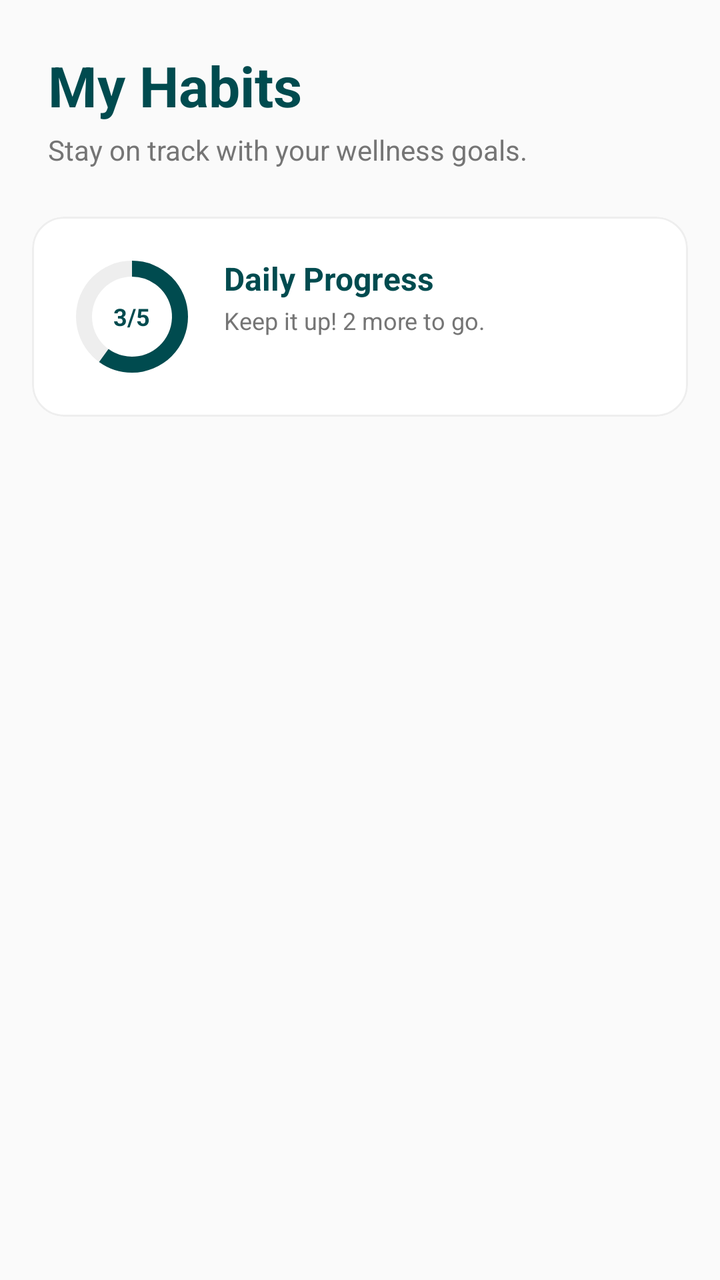
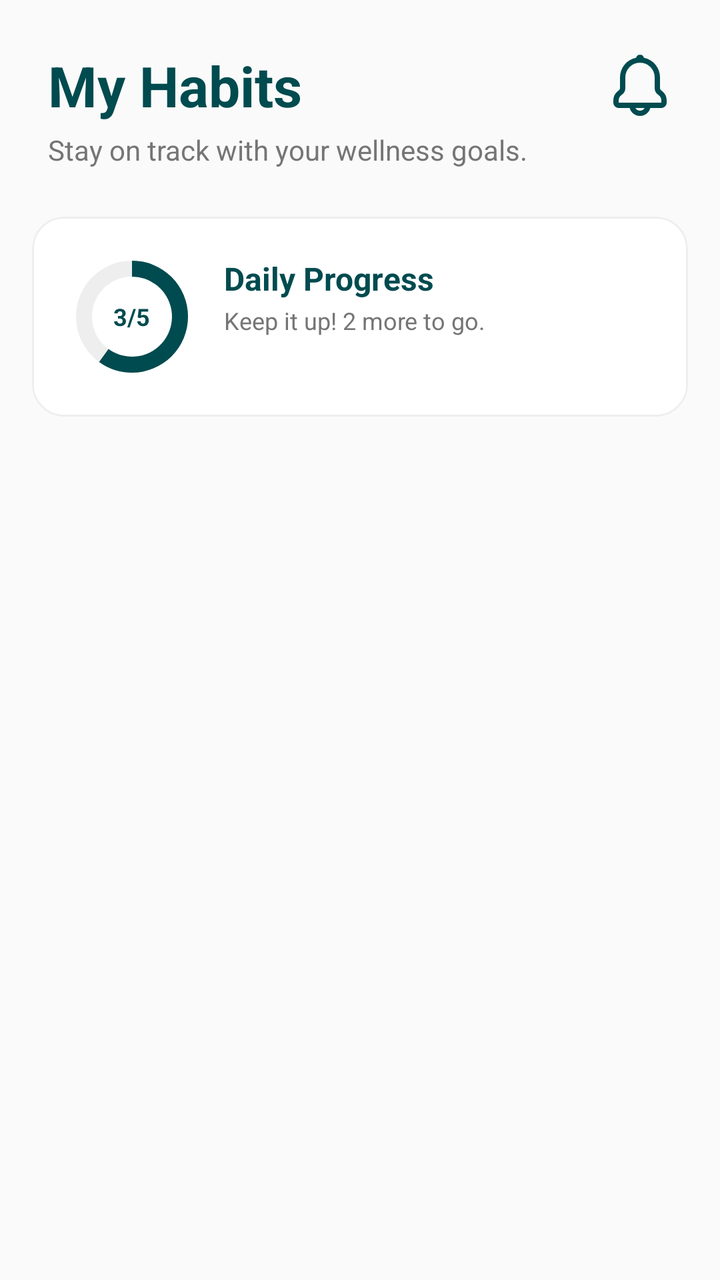

Two renders of the same Android screen: before a commit and after it. Below are the layout's source before the change and the commit's diff.
<!-- AndroidManifest.xml: application theme Theme.Mdpproject -->
<!-- res/layout/fragment_habits.xml -->
<?xml version="1.0" encoding="utf-8"?>
<androidx.constraintlayout.widget.ConstraintLayout xmlns:android="http://schemas.android.com/apk/res/android"
    xmlns:app="http://schemas.android.com/apk/res-auto"
    xmlns:tools="http://schemas.android.com/tools"
    android:layout_width="match_parent"
    android:layout_height="match_parent"
    android:background="#FAFAFA"
    tools:context="mad.project.mdp_project.ui.HabitsFragment">

    <TextView
        android:id="@+id/tvHabitsTitle"
        android:layout_width="wrap_content"
        android:layout_height="wrap_content"
        android:layout_marginStart="24dp"
        android:layout_marginTop="24dp"
        android:text="My Habits"
        android:textColor="#004B4F"
        android:textSize="28sp"
        android:textStyle="bold"
        app:layout_constraintStart_toStartOf="parent"
        app:layout_constraintTop_toTopOf="parent" />

    <TextView
        android:id="@+id/tvHabitsSubtitle"
        android:layout_width="wrap_content"
        android:layout_height="wrap_content"
        android:layout_marginTop="4dp"
        android:text="Stay on track with your wellness goals."
        android:textColor="#757575"
        android:textSize="14sp"
        app:layout_constraintStart_toStartOf="@id/tvHabitsTitle"
        app:layout_constraintTop_toBottomOf="@id/tvHabitsTitle" />

    <com.google.android.material.card.MaterialCardView
        android:id="@+id/card_progress"
        android:layout_width="match_parent"
        android:layout_height="wrap_content"
        android:layout_marginHorizontal="16dp"
        android:layout_marginTop="24dp"
        app:cardCornerRadius="16dp"
        app:cardElevation="0dp"
        app:strokeColor="#EEEEEE"
        app:strokeWidth="1dp"
        app:layout_constraintTop_toBottomOf="@id/tvHabitsSubtitle">

        <androidx.constraintlayout.widget.ConstraintLayout
            android:layout_width="match_parent"
            android:layout_height="wrap_content"
            android:padding="20dp">

            <FrameLayout
                android:id="@+id/progress_container"
                android:layout_width="60dp"
                android:layout_height="60dp"
                app:layout_constraintBottom_toBottomOf="parent"
                app:layout_constraintStart_toStartOf="parent"
                app:layout_constraintTop_toTopOf="parent">

                <ProgressBar
                    android:id="@+id/circular_progress_bar"
                    style="?android:attr/progressBarStyleHorizontal"
                    android:layout_width="match_parent"
                    android:layout_height="match_parent"
                    android:indeterminate="false"
                    android:max="100"
                    android:progress="60"
                    android:progressDrawable="@drawable/circular_progress_drawable" />

                <TextView
                    android:id="@+id/tv_progress_percent"
                    android:layout_width="wrap_content"
                    android:layout_height="wrap_content"
                    android:layout_gravity="center"
                    android:text="3/5"
                    android:textColor="#004B4F"
                    android:textSize="12sp"
                    android:textStyle="bold" />
            </FrameLayout>

            <TextView
                android:id="@+id/tv_progress_title"
                android:layout_width="wrap_content"
                android:layout_height="wrap_content"
                android:layout_marginStart="16dp"
                android:text="Daily Progress"
                android:textColor="#004B4F"
                android:textSize="16sp"
                android:textStyle="bold"
                app:layout_constraintStart_toEndOf="@id/progress_container"
                app:layout_constraintTop_toTopOf="@id/progress_container" />

            <TextView
                android:id="@+id/tv_progress_status"
                android:layout_width="wrap_content"
                android:layout_height="wrap_content"
                android:layout_marginTop="2dp"
                android:text="Keep it up! 2 more to go."
                android:textColor="#757575"
                android:textSize="12sp"
                app:layout_constraintStart_toStartOf="@id/tv_progress_title"
                app:layout_constraintTop_toBottomOf="@id/tv_progress_title" />

        </androidx.constraintlayout.widget.ConstraintLayout>
    </com.google.android.material.card.MaterialCardView>

    <androidx.recyclerview.widget.RecyclerView
        android:id="@+id/rvHabits"
        android:layout_width="0dp"
        android:layout_height="0dp"
        android:layout_marginTop="16dp"
        android:clipToPadding="false"
        android:paddingHorizontal="16dp"
        android:paddingBottom="80dp"
        app:layout_constraintBottom_toBottomOf="parent"
        app:layout_constraintEnd_toEndOf="parent"
        app:layout_constraintStart_toStartOf="parent"
        app:layout_constraintTop_toBottomOf="@id/card_progress"
        tools:listitem="@android:layout/simple_list_item_1" />

</androidx.constraintlayout.widget.ConstraintLayout>
<!-- resources referenced by this layout -->
<resources>
  <!-- drawable circular_progress_drawable (drawable) -->
  <?xml version="1.0" encoding="utf-8"?>
  <layer-list xmlns:android="http://schemas.android.com/apk/res/android">
      <item android:id="@android:id/background">
          <shape
              android:shape="ring"
              android:thickness="8dp"
              android:useLevel="false">
              <solid android:color="#EEEEEE" />
          </shape>
      </item>
      <item android:id="@android:id/progress">
          <rotate
              android:fromDegrees="270"
              android:pivotX="50%"
              android:pivotY="50%"
              android:toDegrees="270">
              <shape
                  android:shape="ring"
                  android:thickness="8dp"
                  android:useLevel="true">
                  <solid android:color="#004B4F" />
              </shape>
          </rotate>
      </item>
  </layer-list>
  <style name="Theme.Mdpproject" parent="Theme.MaterialComponents.Light.NoActionBar">
          
          <item name="colorPrimary">@color/purple_500</item>
          <item name="colorPrimaryVariant">@color/purple_700</item>
          <item name="colorOnPrimary">@color/white</item>
          
          <item name="colorSecondary">@color/teal_200</item>
          <item name="colorSecondaryVariant">@color/teal_700</item>
          <item name="colorOnSecondary">@color/black</item>
          
          <item name="android:statusBarColor">?attr/colorPrimaryVariant</item>
          
      </style>
  <color name="purple_500">#FF6200EE</color>
  <color name="purple_700">#FF3700B3</color>
  <color name="white">#FFFFFFFF</color>
  <color name="teal_200">#FF03DAC5</color>
  <color name="teal_700">#FF018786</color>
  <color name="black">#FF000000</color>
</resources>

<!-- the commit's change to res/layout/fragment_habits.xml (unified diff, before → after) -->
@@ -6,6 +6,17 @@
     android:layout_height="match_parent"
     android:background="#FAFAFA"
     tools:context="mad.project.mdp_project.ui.HabitsFragment">
+
+    <ImageView
+        android:id="@+id/iv_notification"
+        android:layout_width="32dp"
+        android:layout_height="32dp"
+        android:layout_marginEnd="24dp"
+        android:src="@drawable/ic_dash_notification"
+        app:layout_constraintBottom_toBottomOf="@+id/tvHabitsTitle"
+        app:layout_constraintEnd_toEndOf="parent"
+        app:layout_constraintTop_toTopOf="@+id/tvHabitsTitle"
+        app:tint="#004B4F" />
 
     <TextView
         android:id="@+id/tvHabitsTitle"
<!-- resource entries referenced after the edit -->
@@ -26,6 +26,16 @@
           </rotate>
       </item>
   </layer-list>
+  <!-- drawable ic_dash_notification (drawable) -->
+  <vector xmlns:android="http://schemas.android.com/apk/res/android"
+      android:width="48dp"
+      android:height="48dp"
+      android:viewportWidth="48"
+      android:viewportHeight="48">
+    <path
+        android:fillColor="#FF000000"
+        android:pathData="M40.62,28.34l-0.87,-0.7A2,2 0,0 1,39 26.08L39,18A15,15 0,0 0,26.91 3.29a3,3 0,0 0,-5.81 0A15,15 0,0 0,9 18v8.08a2,2 0,0 1,-0.75 1.56l-0.87,0.7a9,9 0,0 0,-3.38 7L4,37a4,4 0,0 0,4 4h8.26a8,8 0,0 0,15.47 0L40,41a4,4 0,0 0,4 -4L44,35.36A9,9 0,0 0,40.62 28.34ZM24,43a4,4 0,0 1,-3.44 -2h6.89A4,4 0,0 1,24 43ZM40,37L8,37L8,35.36a5,5 0,0 1,1.88 -3.9l0.87,-0.7A6,6 0,0 0,13 26.08L13,18a11,11 0,0 1,22 0v8.08a6,6 0,0 0,2.25 4.69l0.87,0.7A5,5 0,0 1,40 35.36Z"/>
+  </vector>
   <style name="Theme.Mdpproject" parent="Theme.MaterialComponents.Light.NoActionBar">
           
           <item name="colorPrimary">@color/purple_500</item>
